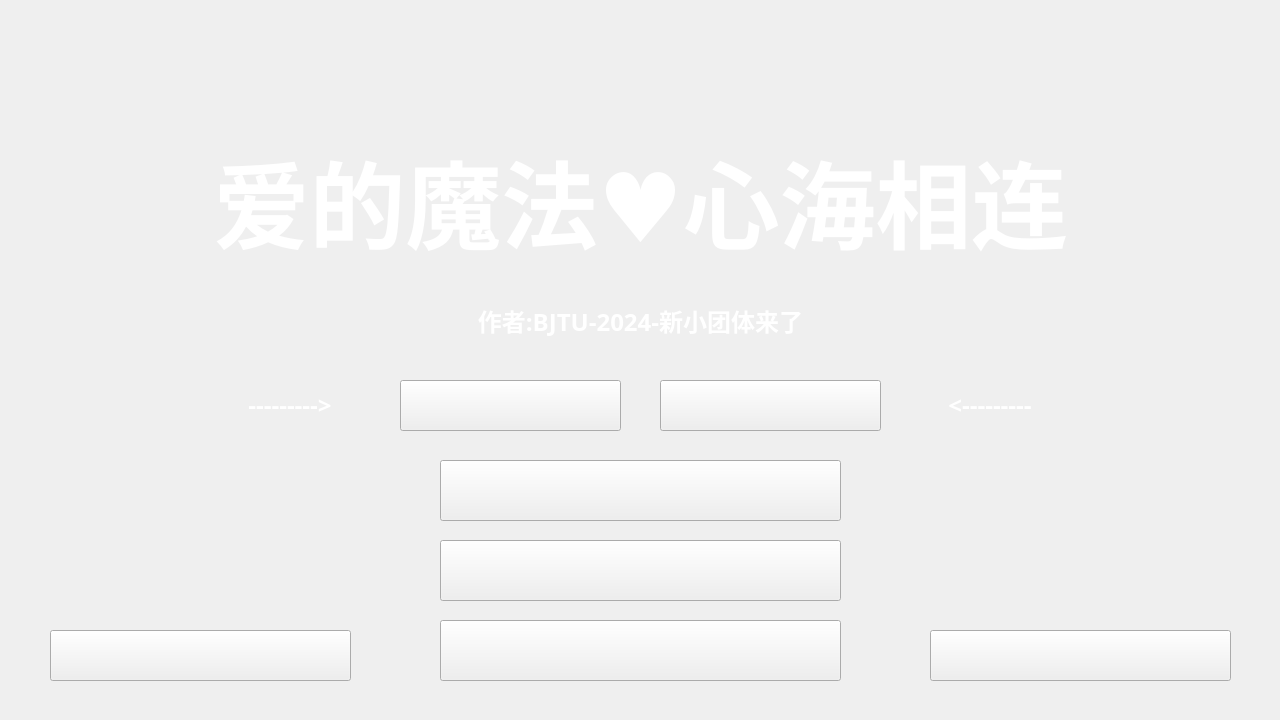
Before: the Qt Designer form code/windows/mainwindow.ui in HFDLYS/HeartstringsResonance, drawn with Qt 5.
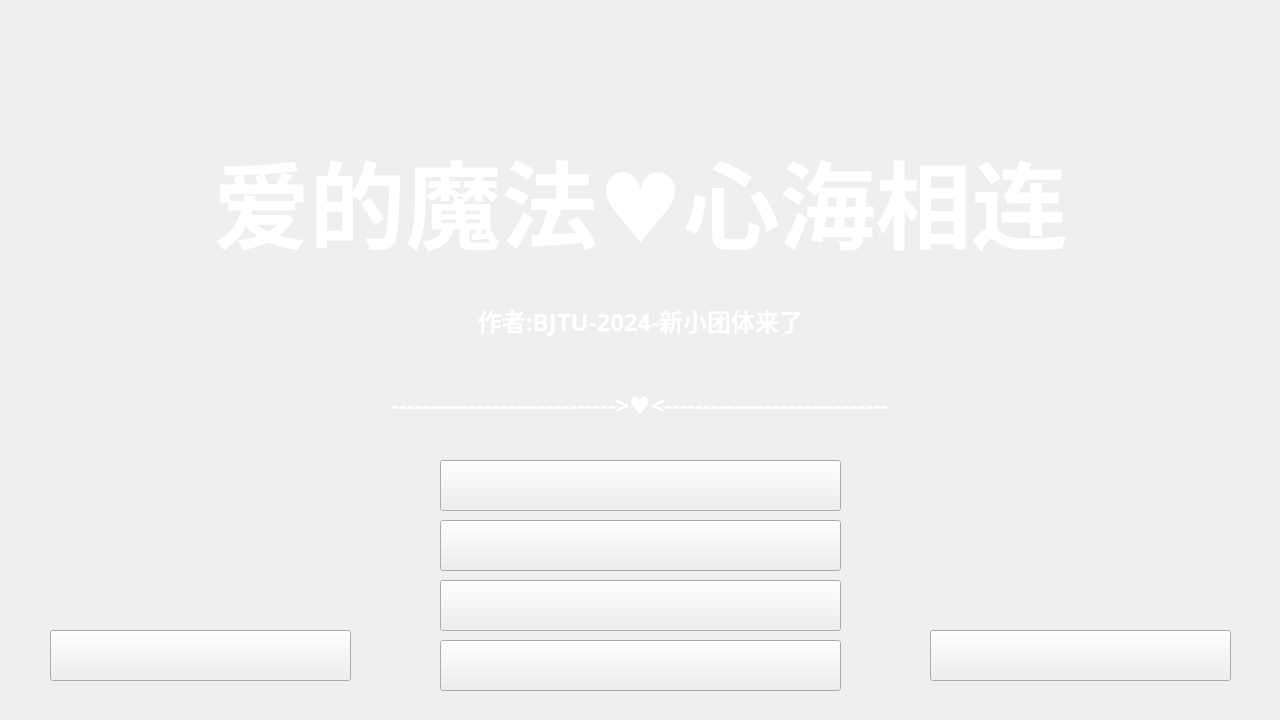
After: the same form once the commit is applied. Icons and pictures are not drawn.

Commit message: 修改UI,删除"开始游戏"按钮.

Diff of the .ui file:
```diff
--- a/code/windows/mainwindow.ui
+++ b/code/windows/mainwindow.ui
@@ -56,36 +56,13 @@
     <property name="styleSheet">
      <string notr="true">#picwidget{border-image:url(:/images/mainwindow/background.png)}</string>
     </property>
-    <widget class="QPushButton" name="btnGame">
-     <property name="geometry">
-      <rect>
-       <x>440</x>
-       <y>460</y>
-       <width>401</width>
-       <height>61</height>
-      </rect>
-     </property>
-     <property name="styleSheet">
-      <string notr="true">QPushButton#btnGame{border-image:url(:/images/mainwindow/start.png)}
-QPushButton::pressed#btnGame{border-image:url(:/images/mainwindow/start-.png)}</string>
-     </property>
-     <property name="text">
-      <string/>
-     </property>
-     <property name="iconSize">
-      <size>
-       <width>250</width>
-       <height>49</height>
-      </size>
-     </property>
-    </widget>
     <widget class="QPushButton" name="btnRank">
      <property name="geometry">
       <rect>
        <x>440</x>
-       <y>540</y>
+       <y>580</y>
        <width>401</width>
-       <height>61</height>
+       <height>51</height>
       </rect>
      </property>
      <property name="styleSheet">
@@ -106,9 +83,9 @@
      <property name="geometry">
       <rect>
        <x>440</x>
-       <y>620</y>
+       <y>640</y>
        <width>401</width>
-       <height>61</height>
+       <height>51</height>
       </rect>
      </property>
      <property name="styleSheet">
@@ -164,9 +141,9 @@
     <widget class="QPushButton" name="rbtnMultiplayer">
      <property name="geometry">
       <rect>
-       <x>660</x>
-       <y>380</y>
-       <width>221</width>
+       <x>440</x>
+       <y>520</y>
+       <width>401</width>
        <height>51</height>
       </rect>
      </property>
@@ -186,9 +163,9 @@
     <widget class="QPushButton" name="rbtnSolo">
      <property name="geometry">
       <rect>
-       <x>400</x>
-       <y>380</y>
-       <width>221</width>
+       <x>440</x>
+       <y>460</y>
+       <width>401</width>
        <height>51</height>
       </rect>
      </property>
@@ -324,9 +301,9 @@
      </property>
      <property name="geometry">
       <rect>
-       <x>200</x>
+       <x>140</x>
        <y>380</y>
-       <width>180</width>
+       <width>1000</width>
        <height>50</height>
       </rect>
      </property>
@@ -351,49 +328,7 @@
 font-weight: bold;</string>
      </property>
      <property name="text">
-      <string>---------&gt;</string>
-     </property>
-     <property name="scaledContents">
-      <bool>true</bool>
-     </property>
-     <property name="alignment">
-      <set>Qt::AlignmentFlag::AlignCenter</set>
-     </property>
-    </widget>
-    <widget class="QLabel" name="author_3">
-     <property name="enabled">
-      <bool>true</bool>
-     </property>
-     <property name="geometry">
-      <rect>
-       <x>900</x>
-       <y>380</y>
-       <width>180</width>
-       <height>50</height>
-      </rect>
-     </property>
-     <property name="maximumSize">
-      <size>
-       <width>16777215</width>
-       <height>16777212</height>
-      </size>
-     </property>
-     <property name="font">
-      <font>
-       <family>幼圆</family>
-       <pointsize>18</pointsize>
-       <bold>true</bold>
-      </font>
-     </property>
-     <property name="layoutDirection">
-      <enum>Qt::LayoutDirection::LeftToRight</enum>
-     </property>
-     <property name="styleSheet">
-      <string notr="true">color: white;
-font-weight: bold;</string>
-     </property>
-     <property name="text">
-      <string>&lt;---------</string>
+      <string>-----------------------------&gt;♥&lt;-----------------------------</string>
      </property>
      <property name="scaledContents">
       <bool>true</bool>
```
Left out of the diff: 9 changed lines with no effect on the pictures. The commit also changes 2 other files.
